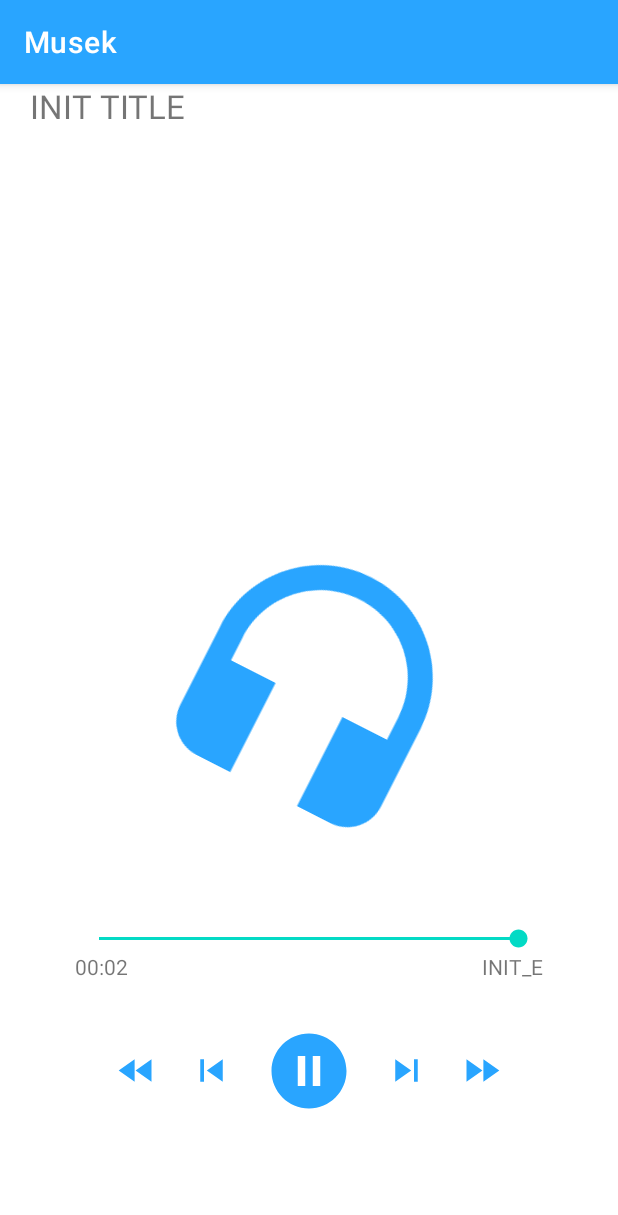
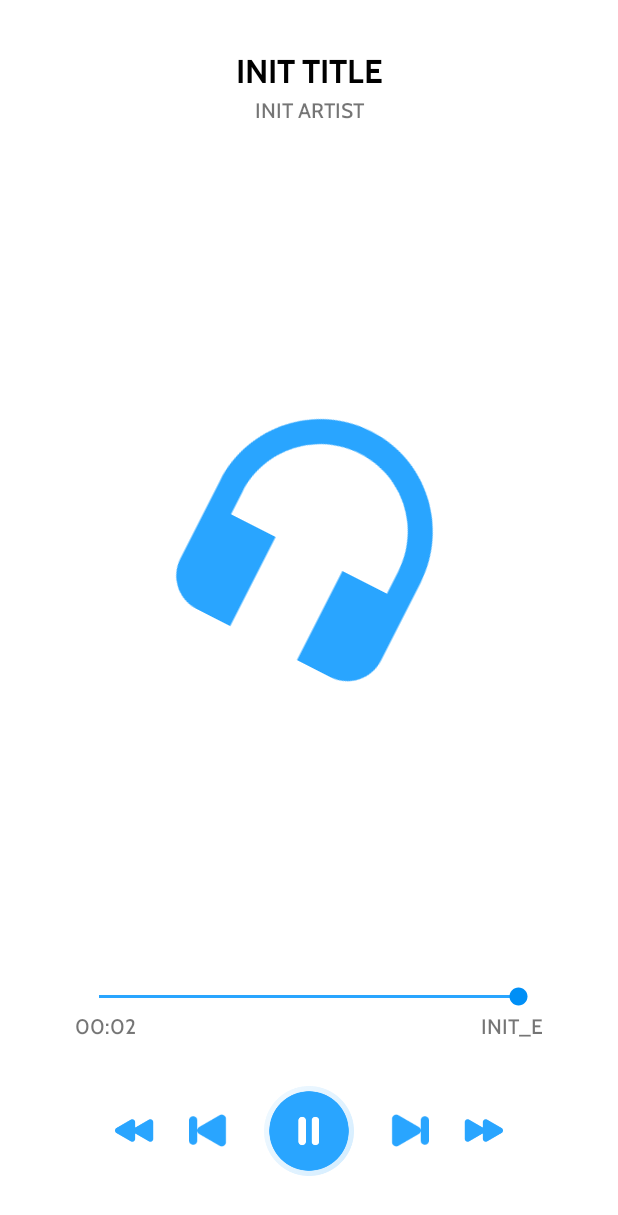
Before and after one commit to ivanandika21/PAM_MusicApp, an Android app: the DetailActivity screen opened directly, with no data from a screen before it, on a phone screen of 412 x 824 dp. Shown: the top 1215 px of the screen. Run offline under Robolectric (Android 15) with nearby library versions, the phone set to English and light mode, and no system bars; 7 statements that could not run were skipped.

Commit message:
Musek - ui list dan player aman

```diff
--- a/Musek/app/src/main/res/drawable/ic_fast_forward.xml
+++ /dev/null
@@ -1,5 +0,0 @@
-<vector android:height="24dp" android:tint="#29A5FF"
-    android:viewportHeight="24" android:viewportWidth="24"
-    android:width="24dp" xmlns:android="http://schemas.android.com/apk/res/android">
-    <path android:fillColor="@android:color/white" android:pathData="M4,18l8.5,-6L4,6v12zM13,6v12l8.5,-6L13,6z"/>
-</vector>
--- a/Musek/app/src/main/res/drawable/ic_fast_rewind.xml
+++ /dev/null
@@ -1,5 +0,0 @@
-<vector android:height="24dp" android:tint="#29A5FF"
-    android:viewportHeight="24" android:viewportWidth="24"
-    android:width="24dp" xmlns:android="http://schemas.android.com/apk/res/android">
-    <path android:fillColor="@android:color/white" android:pathData="M11,18L11,6l-8.5,6 8.5,6zM11.5,12l8.5,6L20,6l-8.5,6z"/>
-</vector>
--- a/Musek/app/src/main/res/drawable/ic_next.xml
+++ /dev/null
@@ -1,5 +0,0 @@
-<vector android:height="24dp" android:tint="#29A5FF"
-    android:viewportHeight="24" android:viewportWidth="24"
-    android:width="24dp" xmlns:android="http://schemas.android.com/apk/res/android">
-    <path android:fillColor="@android:color/white" android:pathData="M6,18l8.5,-6L6,6v12zM16,6v12h2V6h-2z"/>
-</vector>
--- a/Musek/app/src/main/res/drawable/ic_pause.xml
+++ /dev/null
@@ -1,5 +0,0 @@
-<vector android:height="24dp" android:tint="#29A5FF"
-    android:viewportHeight="24" android:viewportWidth="24"
-    android:width="24dp" xmlns:android="http://schemas.android.com/apk/res/android">
-    <path android:fillColor="@android:color/white" android:pathData="M12,2C6.48,2 2,6.48 2,12s4.48,10 10,10 10,-4.48 10,-10S17.52,2 12,2zM11,16L9,16L9,8h2v8zM15,16h-2L13,8h2v8z"/>
-</vector>
--- a/Musek/app/src/main/res/drawable/ic_play.xml
+++ /dev/null
@@ -1,5 +0,0 @@
-<vector android:height="24dp" android:tint="#29A5FF"
-    android:viewportHeight="24" android:viewportWidth="24"
-    android:width="24dp" xmlns:android="http://schemas.android.com/apk/res/android">
-    <path android:fillColor="@android:color/white" android:pathData="M12,2C6.48,2 2,6.48 2,12s4.48,10 10,10 10,-4.48 10,-10S17.52,2 12,2zM10,16.5v-9l6,4.5 -6,4.5z"/>
-</vector>
--- a/Musek/app/src/main/res/drawable/ic_prev.xml
+++ /dev/null
@@ -1,5 +0,0 @@
-<vector android:height="24dp" android:tint="#29A5FF"
-    android:viewportHeight="24" android:viewportWidth="24"
-    android:width="24dp" xmlns:android="http://schemas.android.com/apk/res/android">
-    <path android:fillColor="@android:color/white" android:pathData="M6,6h2v12L6,18zM9.5,12l8.5,6L18,6z"/>
-</vector>
--- a/Musek/app/src/main/res/layout/activity_detail.xml
+++ b/Musek/app/src/main/res/layout/activity_detail.xml
@@ -4,6 +4,7 @@
     xmlns:tools="http://schemas.android.com/tools"
     android:layout_width="match_parent"
     android:layout_height="match_parent"
+    android:padding="30dp"
     tools:context=".DetailActivity">
 
     <TextView
@@ -13,15 +14,31 @@
         android:layout_centerHorizontal="true"
         android:layout_marginHorizontal="20dp"
         android:ellipsize="marquee"
+        android:fontFamily="@font/bold"
         android:singleLine="true"
         android:text="INIT TITLE"
-        android:textSize="22sp" />
+        android:textAlignment="center"
+        android:textColor="@color/black"
+        android:textSize="22sp"/>
+    <TextView
+        android:id="@+id/id_detailArtist"
+        android:layout_width="match_parent"
+        android:layout_height="wrap_content"
+        android:layout_centerHorizontal="true"
+        android:layout_marginHorizontal="20dp"
+        android:layout_below="@+id/id_detailTitle"
+        android:ellipsize="marquee"
+        android:singleLine="true"
+        android:text="INIT ARTIST"
+        android:textAlignment="center"
+        android:fontFamily="@font/medium"/>
 
     <ImageView
         android:id="@+id/id_detailImage"
         android:layout_width="200dp"
-        android:layout_height="200dp"
-        android:layout_above="@id/id_control"
+        android:layout_height="match_parent"
+        android:layout_above="@+id/id_control"
+        android:layout_below="@+id/id_detailArtist"
         android:layout_centerHorizontal="true"
         android:src="@drawable/ic_musiclogo" />
 
@@ -29,30 +46,37 @@
         android:id="@+id/id_control"
         android:layout_width="match_parent"
         android:layout_height="wrap_content"
-        android:padding="50dp"
         android:layout_alignParentBottom="true">
 
         <SeekBar
             android:id="@+id/id_seekbar"
             android:layout_width="match_parent"
-            android:layout_height="wrap_content"/>
+            android:layout_height="wrap_content"
+            android:layout_marginHorizontal="20dp"
+            android:thumbTint="@color/secondary_blue"
+            android:progressTint="@color/primary_blue"/>
 
         <RelativeLayout
             android:id="@+id/id_controlText"
             android:layout_width="match_parent"
             android:layout_height="wrap_content"
-            android:layout_below="@id/id_seekbar">
+            android:layout_below="@id/id_seekbar"
+            android:layout_marginHorizontal="20dp">
+
             <TextView
                 android:id="@+id/id_txtStart"
                 android:layout_width="wrap_content"
                 android:layout_height="wrap_content"
-                android:text="INIT_S"/>
+                android:fontFamily="@font/medium"
+                android:text="INIT_S" />
+
             <TextView
                 android:id="@+id/id_txtEnd"
                 android:layout_width="wrap_content"
                 android:layout_height="wrap_content"
                 android:layout_alignParentEnd="true"
-                android:text="INIT_E"/>
+                android:fontFamily="@font/medium"
+                android:text="INIT_E" />
         </RelativeLayout>
 
         <LinearLayout
@@ -60,40 +84,44 @@
             android:layout_width="match_parent"
             android:layout_height="wrap_content"
             android:layout_below="@id/id_controlText"
-            android:orientation="horizontal"
-            android:padding="20dp"
-            android:gravity="center">
+            android:gravity="center"
+            android:layout_marginTop="20dp"
+            android:orientation="horizontal">
 
             <ImageView
                 android:id="@+id/id_fr"
                 android:layout_width="30dp"
                 android:layout_height="30dp"
                 android:layout_margin="10dp"
-                android:src="@drawable/ic_fast_rewind"/>
+                android:src="@drawable/ic_fast_rewind" />
+
             <ImageView
                 android:id="@+id/id_prev"
                 android:layout_width="30dp"
                 android:layout_height="30dp"
                 android:layout_margin="10dp"
-                android:src="@drawable/ic_prev"/>
+                android:src="@drawable/ic_prev" />
+
             <ImageView
                 android:id="@+id/id_pauseplay"
                 android:layout_width="60dp"
                 android:layout_height="60dp"
                 android:layout_margin="10dp"
-                android:src="@drawable/ic_pause"/>
+                android:src="@drawable/ic_pause" />
+
             <ImageView
                 android:id="@+id/id_next"
                 android:layout_width="30dp"
                 android:layout_height="30dp"
                 android:layout_margin="10dp"
-                android:src="@drawable/ic_next"/>
+                android:src="@drawable/ic_next" />
+
             <ImageView
                 android:id="@+id/id_ff"
                 android:layout_width="30dp"
                 android:layout_height="30dp"
                 android:layout_margin="10dp"
-                android:src="@drawable/ic_fast_forward"/>
+                android:src="@drawable/ic_fast_forward" />
         </LinearLayout>
     </RelativeLayout>
 </RelativeLayout>
--- a/Musek/app/src/main/res/layout/row_item.xml
+++ b/Musek/app/src/main/res/layout/row_item.xml
@@ -2,8 +2,8 @@
 <RelativeLayout xmlns:android="http://schemas.android.com/apk/res/android"
     android:layout_width="match_parent"
     android:layout_height="wrap_content"
-    android:layout_marginHorizontal="20dp"
-    android:layout_marginVertical="10dp">
+    android:paddingHorizontal="30dp"
+    android:paddingVertical="10dp">
 
     <ImageView
         android:layout_width="10dp"
--- a/Musek/app/src/main/res/values/themes.xml
+++ b/Musek/app/src/main/res/values/themes.xml
@@ -1,6 +1,6 @@
 <resources xmlns:tools="http://schemas.android.com/tools">
     <!-- Base application theme. -->
-    <style name="Theme.Musek" parent="Theme.MaterialComponents.DayNight.DarkActionBar">
+    <style name="Theme.Musek" parent="Theme.MaterialComponents.DayNight.NoActionBar">
         <!-- Primary brand color. -->
         <item name="colorPrimary">@color/primary_blue</item>
         <item name="colorPrimaryVariant">@color/secondary_blue</item>
```
Also changed, not shown: Musek/app/src/main/res/drawable/ic_fast_forward.png (added), Musek/app/src/main/res/drawable/ic_fast_rewind.png (added), Musek/app/src/main/res/drawable/ic_next.png (added), Musek/app/src/main/res/drawable/ic_pause.png (added), Musek/app/src/main/res/drawable/ic_play.png (added), Musek/app/src/main/res/drawable/ic_prev.png (added).
